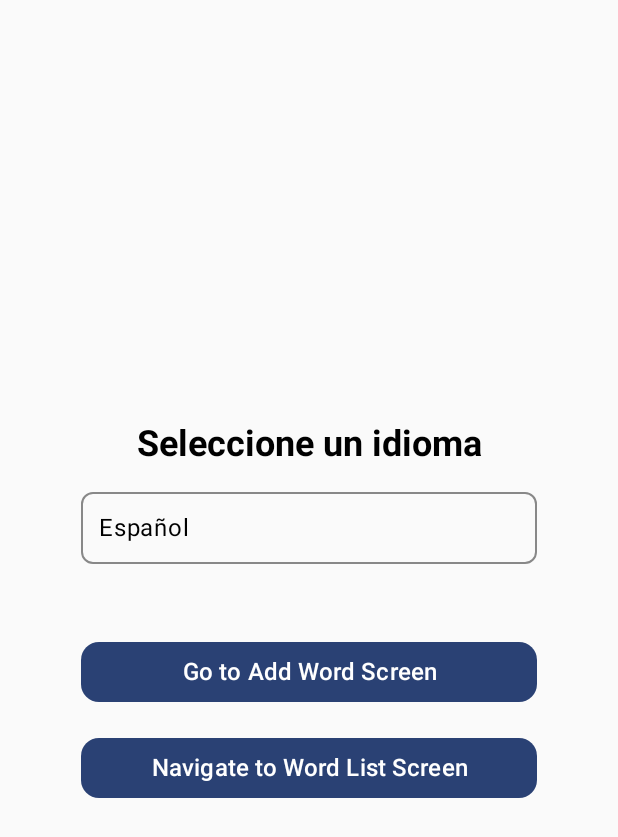
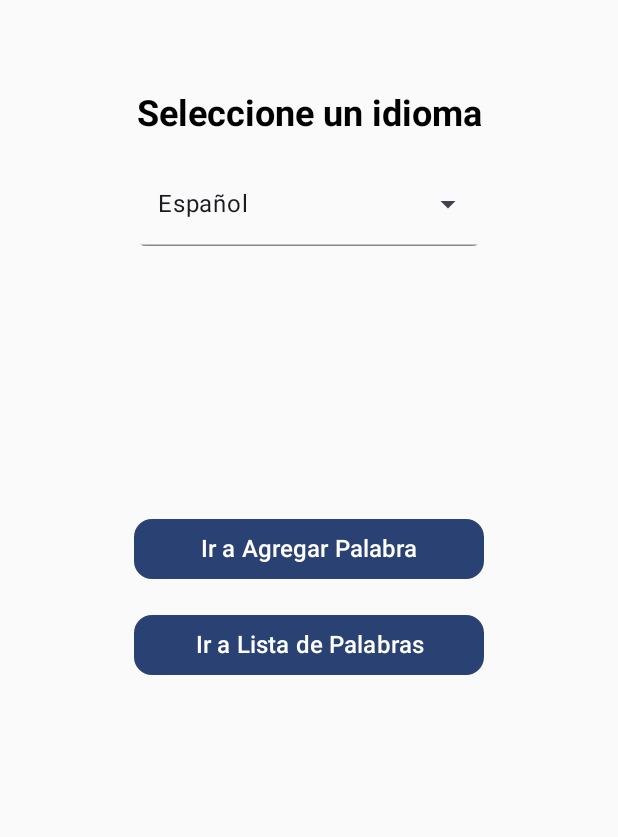
Before and after one commit to fgmasw/FullyTrilingual-Public, an Android app built with Jetpack Compose: the HomeScreen screen opened through its navigation route, on a phone screen of 412 x 824 dp. Shown: the top 837 px of the screen. Run offline under Robolectric (Android 15) with nearby library versions, the phone set to English and light mode, and no system bars; our stand-ins replace Room's generated code.

Commit message:
Update with changes 2024-12-19 23:08

```diff
--- a/app/build.gradle.kts
+++ b/app/build.gradle.kts
@@ -14,6 +14,7 @@ android {
         targetSdk = 35
         versionCode = 1
         versionName = "1.0"
+
         testInstrumentationRunner = "androidx.test.runner.AndroidJUnitRunner"
     }
 
@@ -21,7 +22,6 @@ android {
         compose = true
     }
 
-    // Ajusta la versión del Compose Compiler Extension a la correspondiente con tu Compose BOM
     composeOptions {
         kotlinCompilerExtensionVersion = "1.5.3"
     }
@@ -37,8 +37,7 @@ android {
 }
 
 dependencies {
-    // Compose BOM
-    implementation(platform("androidx.compose:compose-bom:2024.12.01"))
+    implementation(platform("androidx.compose:compose-bom:2023.10.00"))
     implementation("androidx.compose.ui:ui")
     implementation("androidx.compose.ui:ui-tooling-preview")
     implementation("androidx.compose.material3:material3")
@@ -53,16 +52,16 @@ dependencies {
     // Coroutines
     implementation("org.jetbrains.kotlinx:kotlinx-coroutines-android:1.7.3")
 
-    // Room + KSP
+    // Room con KSP
     implementation("androidx.room:room-runtime:2.6.1")
     implementation("androidx.room:room-ktx:2.6.1")
     ksp("androidx.room:room-compiler:2.6.1")
 
-    // Test
+    // Tests
     testImplementation("junit:junit:4.13.2")
     androidTestImplementation("androidx.test.ext:junit:1.2.1")
     androidTestImplementation("androidx.test.espresso:espresso-core:3.6.1")
-    androidTestImplementation(platform("androidx.compose:compose-bom:2024.12.01"))
+    androidTestImplementation(platform("androidx.compose:compose-bom:2023.10.00"))
     androidTestImplementation("androidx.compose.ui:ui-test-junit4")
     debugImplementation("androidx.compose.ui:ui-tooling")
     debugImplementation("androidx.compose.ui:ui-test-manifest")
--- a/app/src/main/java/com/fagir/fullytrilingual/ui/screens/home/HomeScreen.kt
+++ b/app/src/main/java/com/fagir/fullytrilingual/ui/screens/home/HomeScreen.kt
@@ -1,9 +1,6 @@
 package com.fagir.fullytrilingual.ui.screens.home
 
-import androidx.compose.foundation.background
-import androidx.compose.foundation.border
-import androidx.compose.foundation.clickable
-import androidx.compose.foundation.layout.* // Para fillMaxSize, padding, etc.
+import androidx.compose.foundation.layout.*
 import androidx.compose.foundation.shape.RoundedCornerShape
 import androidx.compose.material3.*
 import androidx.compose.runtime.*
@@ -17,6 +14,7 @@ import androidx.compose.ui.unit.sp
 import androidx.lifecycle.viewmodel.compose.viewModel
 import androidx.navigation.NavController
 
+@OptIn(ExperimentalMaterial3Api::class)
 @Composable
 fun HomeScreen(
     navController: NavController,
@@ -25,14 +23,15 @@ fun HomeScreen(
     val languages = listOf("es" to "Español", "en" to "English", "pt" to "Português")
     val selectedLanguage by homeViewModel.selectedLanguage.collectAsState()
 
+    // Estado para controlar el menú desplegable
     var expanded by remember { mutableStateOf(false) }
 
     Column(
         modifier = Modifier
             .fillMaxSize()
-            .padding(16.dp),
+            .padding(60.dp),
         horizontalAlignment = Alignment.CenterHorizontally,
-        verticalArrangement = Arrangement.Center
+        verticalArrangement = Arrangement.Top
     ) {
         Text(
             text = "Seleccione un idioma",
@@ -40,24 +39,33 @@ fun HomeScreen(
             modifier = Modifier.padding(bottom = 16.dp)
         )
 
-        Box(
+        // Caja que controla el campo y el menú desplegable clásico
+        ExposedDropdownMenuBox(
+            expanded = expanded,
+            onExpandedChange = { expanded = !expanded }
+        ) {
+            // Campo de texto que muestra el idioma seleccionado
+            TextField(
+                value = languages.firstOrNull { it.first == selectedLanguage }?.second ?: "Seleccione un idioma",
+                onValueChange = {},
+                readOnly = true,
                 modifier = Modifier
-                .fillMaxWidth(0.8f)
-                .border(1.dp, Color.Gray, RoundedCornerShape(8.dp)) // Ahora debería funcionar
-                .clickable { expanded = !expanded }
-                .padding(12.dp)
-        ) {
-            Text(
-                text = languages.firstOrNull { it.first == selectedLanguage }?.second
-                    ?: "Seleccione un idioma",
-                fontSize = 16.sp,
-                color = Color.Black
+                    .menuAnchor() // Asegura que el menú se ancle al campo
+                    .fillMaxWidth(0.8f),
+                trailingIcon = {
+                    // Icono que indica que es un campo desplegable
+                    ExposedDropdownMenuDefaults.TrailingIcon(expanded = expanded)
+                },
+                shape = RoundedCornerShape(8.dp),
+                colors = TextFieldDefaults.textFieldColors(
+                    containerColor = Color.Transparent,
+                    focusedIndicatorColor = Color.Gray,
+                    unfocusedIndicatorColor = Color.Gray
                 )
-        }
+            )
 
-        Spacer(modifier = Modifier.height(8.dp))
-
-        DropdownMenu(
+            // Menú desplegable clásico
+            ExposedDropdownMenu(
                 expanded = expanded,
                 onDismissRequest = { expanded = false }
             ) {
@@ -76,8 +84,10 @@ fun HomeScreen(
                     )
                 }
             }
+        }
 
-        Spacer(modifier = Modifier.height(32.dp))
+        // Separador y botones, siempre visibles
+        Spacer(modifier = Modifier.height(170.dp))
 
         Button(
             onClick = { navController.navigate("addWord/${selectedLanguage}") },
@@ -86,7 +96,7 @@ fun HomeScreen(
                 .padding(vertical = 8.dp),
             shape = RoundedCornerShape(12.dp)
         ) {
-            Text("Go to Add Word Screen", fontSize = 16.sp, textAlign = TextAlign.Center)
+            Text("Ir a Agregar Palabra", fontSize = 16.sp, textAlign = TextAlign.Center)
         }
 
         Button(
@@ -96,7 +106,7 @@ fun HomeScreen(
                 .padding(vertical = 8.dp),
             shape = RoundedCornerShape(12.dp)
         ) {
-            Text("Navigate to Word List Screen", fontSize = 16.sp, textAlign = TextAlign.Center)
+            Text("Ir a Lista de Palabras", fontSize = 16.sp, textAlign = TextAlign.Center)
         }
     }
 }
```
Lines whose indentation alone changed are shown as unchanged.
